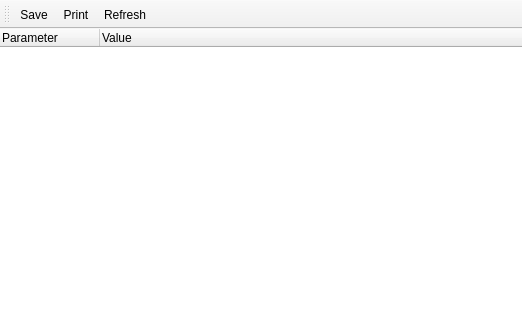
Before: the Qt Designer form source/client/ui/system_info_window.ui in dchapyshev/aspia, drawn with Qt 5; both pictures show x 0 to 522 and y 0 to 320 of the 522 by 495 pixel window.
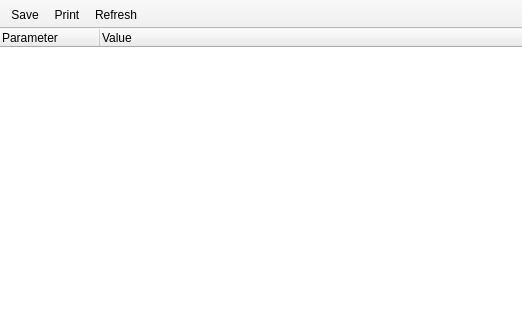
After: the same form once the commit is applied. Icons and pictures are not drawn.

Commit message: - Disabled toolbar movement.

Diff of the .ui file:
```diff
--- a/source/client/ui/system_info_window.ui
+++ b/source/client/ui/system_info_window.ui
@@ -72,6 +72,9 @@
    <property name="windowTitle">
     <string notr="true">toolBar</string>
    </property>
+   <property name="movable">
+    <bool>false</bool>
+   </property>
    <property name="iconSize">
     <size>
      <width>16</width>
```
Left out of the diff: 3 changed lines with no effect on the pictures. The commit also changes 4 other files.
